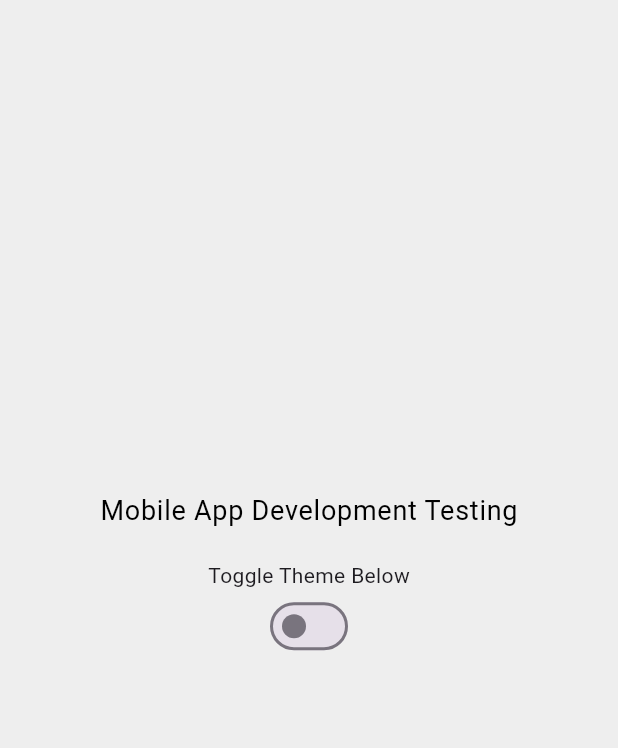
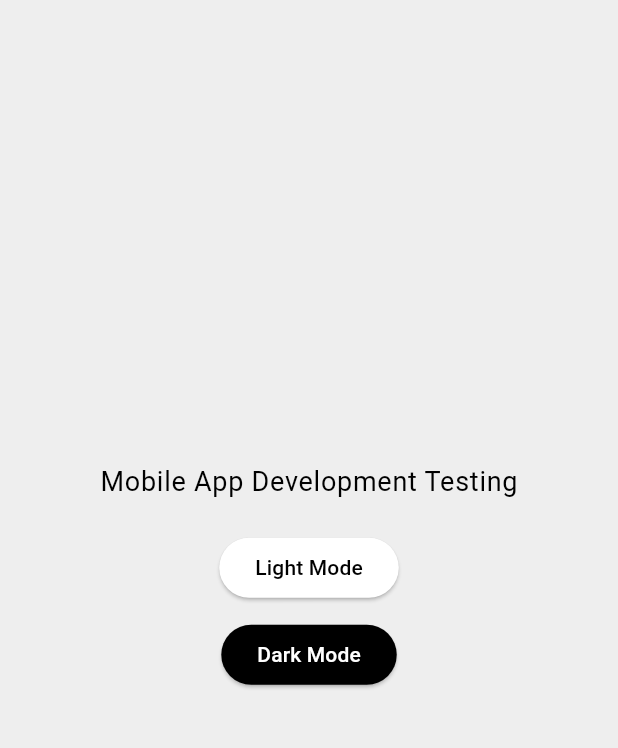
Before and after one commit to jalaparthi1/Travel_app, a Flutter app: the screen it shows after launch, on a phone screen of 412 x 824 dp, the part 84-832 px from its top. Run offline on Flutter 3.47's test engine with Material 3 defaults, Android fonts, the phone set to English and light mode, and no system bars.

Commit message:
final commit

```diff
--- a/inclass_2/lib/main.dart
+++ b/inclass_2/lib/main.dart
@@ -12,12 +12,12 @@ class MyApp extends StatefulWidget {
 }
 
 class _MyAppState extends State<MyApp> {
-  ThemeMode _themeMode = ThemeMode.light; // Default to Light Mode
+  ThemeMode _themeMode = ThemeMode.light; // Default Light Mode
 
-  // Toggle Light/Dark Mode
-  void toggleTheme(bool isDark) {
+  // Function to Switch Themes
+  void setTheme(ThemeMode themeMode) {
     setState(() {
-      _themeMode = isDark ? ThemeMode.dark : ThemeMode.light;
+      _themeMode = themeMode;
     });
   }
 
@@ -42,17 +42,16 @@ class _MyAppState extends State<MyApp> {
           bodyLarge: TextStyle(fontSize: 18, color: Colors.white),
         ),
       ),
-      themeMode: _themeMode, // Switches between light and dark mode
-      home: HomeScreen(toggleTheme: toggleTheme, isDarkMode: _themeMode == ThemeMode.dark),
+      themeMode: _themeMode, // Switches theme dynamically
+      home: HomeScreen(setTheme: setTheme),
     );
   }
 }
 
 class HomeScreen extends StatelessWidget {
-  final Function(bool) toggleTheme;
-  final bool isDarkMode;
+  final Function(ThemeMode) setTheme;
 
-  const HomeScreen({Key? key, required this.toggleTheme, required this.isDarkMode}) : super(key: key);
+  const HomeScreen({Key? key, required this.setTheme}) : super(key: key);
 
   @override
   Widget build(BuildContext context) {
@@ -70,12 +69,31 @@ class HomeScreen extends StatelessWidget {
                 style: Theme.of(context).textTheme.bodyLarge,
               ),
               const SizedBox(height: 20),
-              const Text("Toggle Theme Below"),
-              Switch(
-                value: isDarkMode,
-                onChanged: (bool value) {
-                  toggleTheme(value);
+
+              // Light Mode Button
+              ElevatedButton(
+                onPressed: () {
+                  setTheme(ThemeMode.light);
                 },
+                style: ElevatedButton.styleFrom(
+                  backgroundColor: Colors.white,
+                  foregroundColor: Colors.black,
+                ),
+                child: const Text("Light Mode"),
+              ),
+
+              const SizedBox(height: 10),
+
+              // Dark Mode Button
+              ElevatedButton(
+                onPressed: () {
+                  setTheme(ThemeMode.dark);
+                },
+                style: ElevatedButton.styleFrom(
+                  backgroundColor: Colors.black,
+                  foregroundColor: Colors.white,
+                ),
+                child: const Text("Dark Mode"),
               ),
             ],
           ),
```
